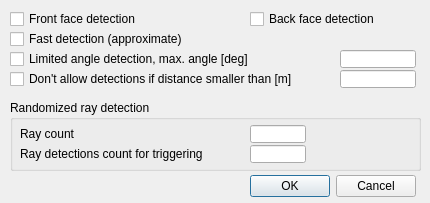
CoppeliaRobotics/coppeliaSimLib, file ui/qdlgproxsensdetectionparam.ui: the form before one commit.
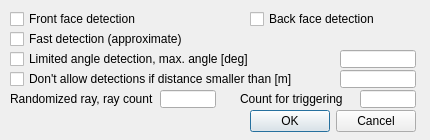
The form after the commit.

```diff
--- a/ui/qdlgproxsensdetectionparam.ui
+++ b/ui/qdlgproxsensdetectionparam.ui
@@ -7,7 +7,7 @@
     <x>0</x>
     <y>0</y>
     <width>430</width>
-    <height>203</height>
+    <height>140</height>
    </rect>
   </property>
   <property name="windowTitle">
@@ -116,76 +116,11 @@
     </rect>
    </property>
   </widget>
-  <widget class="QGroupBox" name="aaaaa">
-   <property name="geometry">
-    <rect>
-     <x>10</x>
-     <y>100</y>
-     <width>411</width>
-     <height>71</height>
-    </rect>
-   </property>
-   <property name="title">
-    <string>Randomized ray detection</string>
-   </property>
-   <property name="flat">
-    <bool>false</bool>
-   </property>
-   <property name="checkable">
-    <bool>false</bool>
-   </property>
-   <widget class="QLabel" name="label">
-    <property name="geometry">
-     <rect>
-      <x>10</x>
-      <y>25</y>
-      <width>221</width>
-      <height>18</height>
-     </rect>
-    </property>
-    <property name="text">
-     <string>Ray count</string>
-    </property>
-   </widget>
-   <widget class="QLineEdit" name="qqRayCount">
-    <property name="geometry">
-     <rect>
-      <x>240</x>
-      <y>25</y>
-      <width>56</width>
-      <height>18</height>
-     </rect>
-    </property>
-   </widget>
-   <widget class="QLabel" name="label_3">
-    <property name="geometry">
-     <rect>
-      <x>10</x>
-      <y>45</y>
-      <width>221</width>
-      <height>18</height>
-     </rect>
-    </property>
-    <property name="text">
-     <string>Ray detections count for triggering</string>
-    </property>
-   </widget>
-   <widget class="QLineEdit" name="qqRandomizedDetectionCount">
-    <property name="geometry">
-     <rect>
-      <x>240</x>
-      <y>45</y>
-      <width>56</width>
-      <height>18</height>
-     </rect>
-    </property>
-   </widget>
-  </widget>
   <widget class="QDialogButtonBox" name="qqOkCancel">
    <property name="geometry">
     <rect>
      <x>15</x>
-     <y>170</y>
+     <y>105</y>
      <width>401</width>
      <height>32</height>
     </rect>
@@ -194,6 +129,52 @@
     <set>QDialogButtonBox::Cancel|QDialogButtonBox::Ok</set>
    </property>
   </widget>
+  <widget class="QLabel" name="qqRand2">
+   <property name="geometry">
+    <rect>
+     <x>240</x>
+     <y>90</y>
+     <width>111</width>
+     <height>18</height>
+    </rect>
+   </property>
+   <property name="text">
+    <string>Count for triggering</string>
+   </property>
+  </widget>
+  <widget class="QLineEdit" name="qqRandomizedDetectionCount">
+   <property name="geometry">
+    <rect>
+     <x>360</x>
+     <y>90</y>
+     <width>56</width>
+     <height>18</height>
+    </rect>
+   </property>
+  </widget>
+  <widget class="QLineEdit" name="qqRayCount">
+   <property name="geometry">
+    <rect>
+     <x>160</x>
+     <y>90</y>
+     <width>56</width>
+     <height>18</height>
+    </rect>
+   </property>
+  </widget>
+  <widget class="QLabel" name="qqRand1">
+   <property name="geometry">
+    <rect>
+     <x>10</x>
+     <y>90</y>
+     <width>151</width>
+     <height>18</height>
+    </rect>
+   </property>
+   <property name="text">
+    <string>Randomized ray, ray count</string>
+   </property>
+  </widget>
  </widget>
  <resources/>
  <connections/>
```
